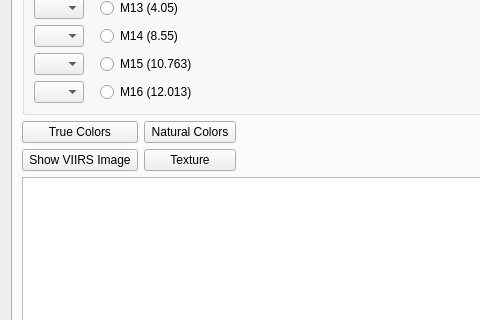
hvanruys/EUMETCastView, file core/formtoolbox.ui: the form before one commit; both pictures show x 0 to 480 and y 440 to 760 of the 806 by 1047 pixel window.
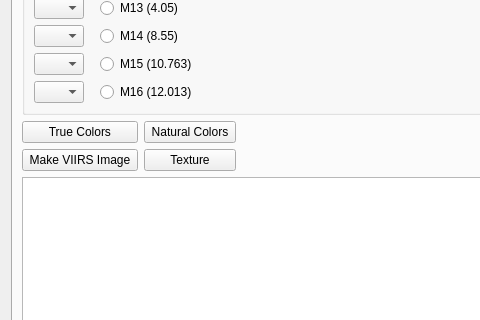
The form after the commit. The open tabs and pages were chosen to show the change.

Commit message: Concurrency removed from VIIRS processing

Diff of the .ui file:
```diff
--- a/core/formtoolbox.ui
+++ b/core/formtoolbox.ui
@@ -919,7 +919,7 @@
          <item row="1" column="0">
           <widget class="QPushButton" name="btnMakeVIIRSImage">
            <property name="text">
-            <string> Show VIIRS Image </string>
+            <string> Make VIIRS Image </string>
            </property>
           </widget>
          </item>
```
Left out of the diff: 2 changed lines with no effect on the pictures. The commit also changes 8 other files.
